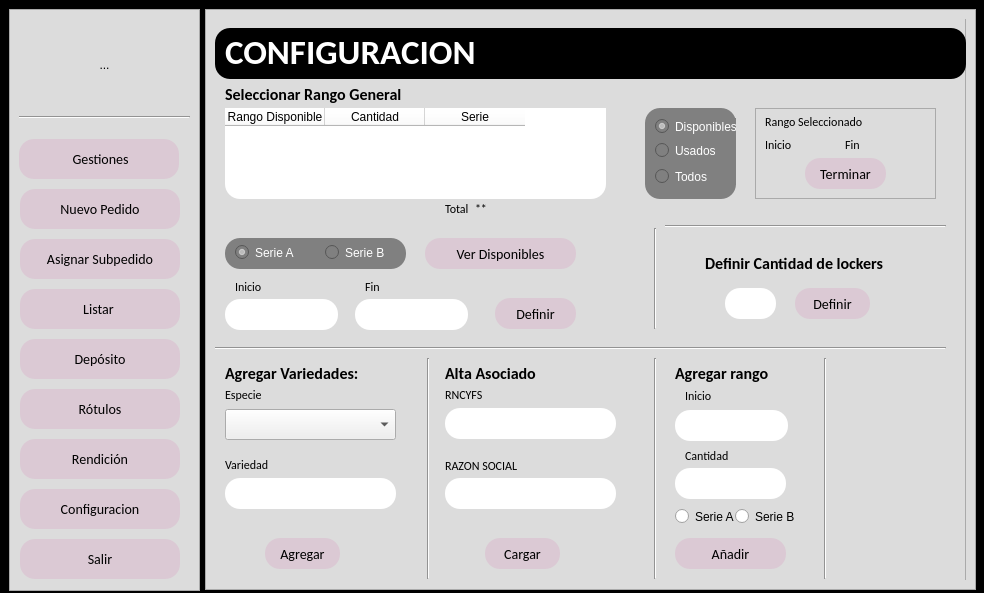
zenfranco/Gestion_rotulos, file main.ui: the form before one commit.
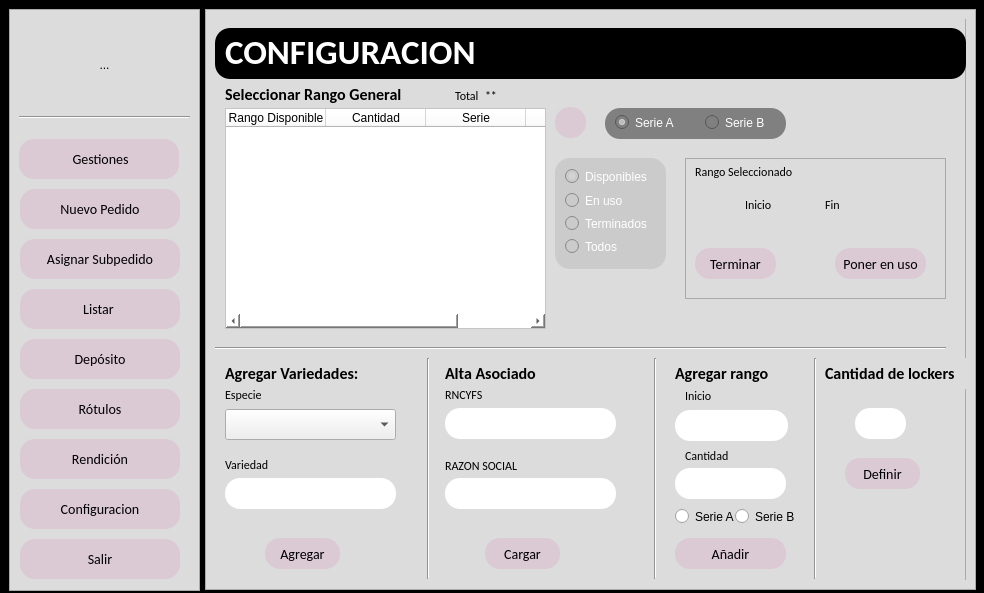
The form after the commit. The open tabs and pages were chosen to show the change. Icons and pictures are not drawn.

The edit to the form file:
```diff
--- a/main.ui
+++ b/main.ui
@@ -4119,52 +4119,6 @@
            <string>Seleccionar Rango General</string>
           </property>
          </widget>
-         <widget class="QLineEdit" name="txt_inicioa_config">
-          <property name="geometry">
-           <rect>
-            <x>20</x>
-            <y>281</y>
-            <width>113</width>
-            <height>31</height>
-           </rect>
-          </property>
-         </widget>
-         <widget class="QLineEdit" name="txt_final_config">
-          <property name="geometry">
-           <rect>
-            <x>150</x>
-            <y>281</y>
-            <width>113</width>
-            <height>31</height>
-           </rect>
-          </property>
-         </widget>
-         <widget class="QLabel" name="label_39">
-          <property name="geometry">
-           <rect>
-            <x>30</x>
-            <y>262</y>
-            <width>47</width>
-            <height>13</height>
-           </rect>
-          </property>
-          <property name="text">
-           <string>Inicio</string>
-          </property>
-         </widget>
-         <widget class="QLabel" name="label_40">
-          <property name="geometry">
-           <rect>
-            <x>160</x>
-            <y>262</y>
-            <width>47</width>
-            <height>13</height>
-           </rect>
-          </property>
-          <property name="text">
-           <string>Fin</string>
-          </property>
-         </widget>
          <widget class="Line" name="line_2">
           <property name="geometry">
            <rect>
@@ -4178,32 +4132,6 @@
            <enum>Qt::Horizontal</enum>
           </property>
          </widget>
-         <widget class="QPushButton" name="btn_definir_rango">
-          <property name="geometry">
-           <rect>
-            <x>290</x>
-            <y>280</y>
-            <width>81</width>
-            <height>31</height>
-           </rect>
-          </property>
-          <property name="text">
-           <string>Definir</string>
-          </property>
-         </widget>
-         <widget class="Line" name="line_3">
-          <property name="geometry">
-           <rect>
-            <x>440</x>
-            <y>210</y>
-            <width>20</width>
-            <height>101</height>
-           </rect>
-          </property>
-          <property name="orientation">
-           <enum>Qt::Vertical</enum>
-          </property>
-         </widget>
          <widget class="QLabel" name="label_45">
           <property name="geometry">
            <rect>
@@ -4418,8 +4346,8 @@
          <widget class="QLineEdit" name="txt_definir_locker">
           <property name="geometry">
            <rect>
-            <x>520</x>
-            <y>270</y>
+            <x>650</x>
+            <y>390</y>
             <width>51</width>
             <height>31</height>
            </rect>
@@ -4428,9 +4356,9 @@
          <widget class="QLabel" name="label_63">
           <property name="geometry">
            <rect>
-            <x>500</x>
-            <y>230</y>
-            <width>211</width>
+            <x>620</x>
+            <y>340</y>
+            <width>141</width>
             <height>31</height>
            </rect>
           </property>
@@ -4443,14 +4371,14 @@
            </font>
           </property>
           <property name="text">
-           <string>Definir Cantidad de lockers</string>
+           <string>Cantidad de lockers</string>
           </property>
          </widget>
          <widget class="QPushButton" name="btn_definir_locker">
           <property name="geometry">
            <rect>
-            <x>590</x>
-            <y>270</y>
+            <x>640</x>
+            <y>440</y>
             <width>75</width>
             <height>31</height>
            </rect>
@@ -4464,17 +4392,20 @@
            <rect>
             <x>20</x>
             <y>90</y>
-            <width>381</width>
-            <height>91</height>
+            <width>321</width>
+            <height>221</height>
            </rect>
           </property>
           <property name="styleSheet">
            <string notr="true">background-color:white;
-border-radius:15px;</string>
+</string>
           </property>
           <property name="editTriggers">
            <set>QAbstractItemView::AnyKeyPressed</set>
           </property>
+          <property name="alternatingRowColors">
+           <bool>true</bool>
+          </property>
           <property name="selectionBehavior">
            <enum>QAbstractItemView::SelectRows</enum>
           </property>
@@ -4496,6 +4427,11 @@
             <string>Serie</string>
            </property>
           </column>
+          <column>
+           <property name="text">
+            <string>Estado</string>
+           </property>
+          </column>
          </widget>
          <widget class="QPushButton" name="btn_agregarrango">
           <property name="geometry">
@@ -4606,7 +4542,7 @@
          <widget class="Line" name="line_15">
           <property name="geometry">
            <rect>
-            <x>610</x>
+            <x>600</x>
             <y>340</y>
             <width>20</width>
             <height>221</height>
@@ -4619,8 +4555,8 @@
          <widget class="QFrame" name="frame_20">
           <property name="geometry">
            <rect>
-            <x>20</x>
-            <y>220</y>
+            <x>400</x>
+            <y>90</y>
             <width>181</width>
             <height>31</height>
            </rect>
@@ -4674,27 +4610,31 @@
          <widget class="QPushButton" name="btn_ver_rangos">
           <property name="geometry">
            <rect>
-            <x>220</x>
-            <y>220</y>
-            <width>151</width>
+            <x>350</x>
+            <y>89</y>
+            <width>31</width>
             <height>31</height>
            </rect>
           </property>
           <property name="text">
-           <string>Ver Disponibles</string>
+           <string/>
+          </property>
+          <property name="icon">
+           <iconset>
+            <normaloff>icons/search.png</normaloff>icons/search.png</iconset>
           </property>
          </widget>
          <widget class="QFrame" name="frame_23">
           <property name="geometry">
            <rect>
-            <x>440</x>
-            <y>90</y>
-            <width>91</width>
-            <height>91</height>
+            <x>350</x>
+            <y>140</y>
+            <width>111</width>
+            <height>111</height>
            </rect>
           </property>
           <property name="styleSheet">
-           <string notr="true">background-color:grey;
+           <string notr="true">background-color: rgb(203, 203, 203);
 border-radius:15px;</string>
           </property>
           <property name="frameShape">
@@ -4726,7 +4666,7 @@
            <property name="geometry">
             <rect>
              <x>10</x>
-             <y>60</y>
+             <y>80</y>
              <width>82</width>
              <height>17</height>
             </rect>
@@ -4751,15 +4691,31 @@
             <string notr="true">color:rgb(255, 255, 255);</string>
            </property>
            <property name="text">
-            <string>Usados</string>
+            <string>En uso</string>
+           </property>
+          </widget>
+          <widget class="QRadioButton" name="rb_rangos_terminados">
+           <property name="geometry">
+            <rect>
+             <x>10</x>
+             <y>57</y>
+             <width>82</width>
+             <height>17</height>
+            </rect>
+           </property>
+           <property name="styleSheet">
+            <string notr="true">color:rgb(255, 255, 255);</string>
+           </property>
+           <property name="text">
+            <string>Terminados</string>
            </property>
           </widget>
          </widget>
          <widget class="QLabel" name="label_82">
           <property name="geometry">
            <rect>
-            <x>240</x>
-            <y>183</y>
+            <x>250</x>
+            <y>70</y>
             <width>31</width>
             <height>16</height>
            </rect>
@@ -4771,8 +4727,8 @@
          <widget class="QLabel" name="signal_total_rangos">
           <property name="geometry">
            <rect>
-            <x>270</x>
-            <y>183</y>
+            <x>280</x>
+            <y>70</y>
             <width>61</width>
             <height>16</height>
            </rect>
@@ -4781,26 +4737,13 @@
            <string>**</string>
           </property>
          </widget>
-         <widget class="Line" name="line_16">
-          <property name="geometry">
-           <rect>
-            <x>460</x>
-            <y>200</y>
-            <width>281</width>
-            <height>16</height>
-           </rect>
-          </property>
-          <property name="orientation">
-           <enum>Qt::Horizontal</enum>
-          </property>
-         </widget>
          <widget class="QFrame" name="frame_29">
           <property name="geometry">
            <rect>
-            <x>550</x>
-            <y>90</y>
-            <width>181</width>
-            <height>91</height>
+            <x>480</x>
+            <y>140</y>
+            <width>261</width>
+            <height>141</height>
            </rect>
           </property>
           <property name="frameShape">
@@ -4825,8 +4768,8 @@
           <widget class="QLabel" name="label_44">
            <property name="geometry">
             <rect>
-             <x>90</x>
-             <y>30</y>
+             <x>140</x>
+             <y>40</y>
              <width>47</width>
              <height>13</height>
             </rect>
@@ -4838,8 +4781,8 @@
           <widget class="QLabel" name="label_60">
            <property name="geometry">
             <rect>
-             <x>10</x>
-             <y>30</y>
+             <x>60</x>
+             <y>40</y>
              <width>47</width>
              <height>13</height>
             </rect>
@@ -4851,8 +4794,8 @@
           <widget class="QPushButton" name="btn_terminar_rango">
            <property name="geometry">
             <rect>
-             <x>50</x>
-             <y>50</y>
+             <x>10</x>
+             <y>90</y>
              <width>81</width>
              <height>31</height>
             </rect>
@@ -4861,6 +4804,19 @@
             <string>Terminar</string>
            </property>
           </widget>
+          <widget class="QPushButton" name="btn_definir_rango">
+           <property name="geometry">
+            <rect>
+             <x>150</x>
+             <y>90</y>
+             <width>91</width>
+             <height>31</height>
+            </rect>
+           </property>
+           <property name="text">
+            <string>Poner en uso</string>
+           </property>
+          </widget>
          </widget>
         </widget>
        </widget>
```
Left out of the diff: 25 changed lines with no effect on the pictures.
